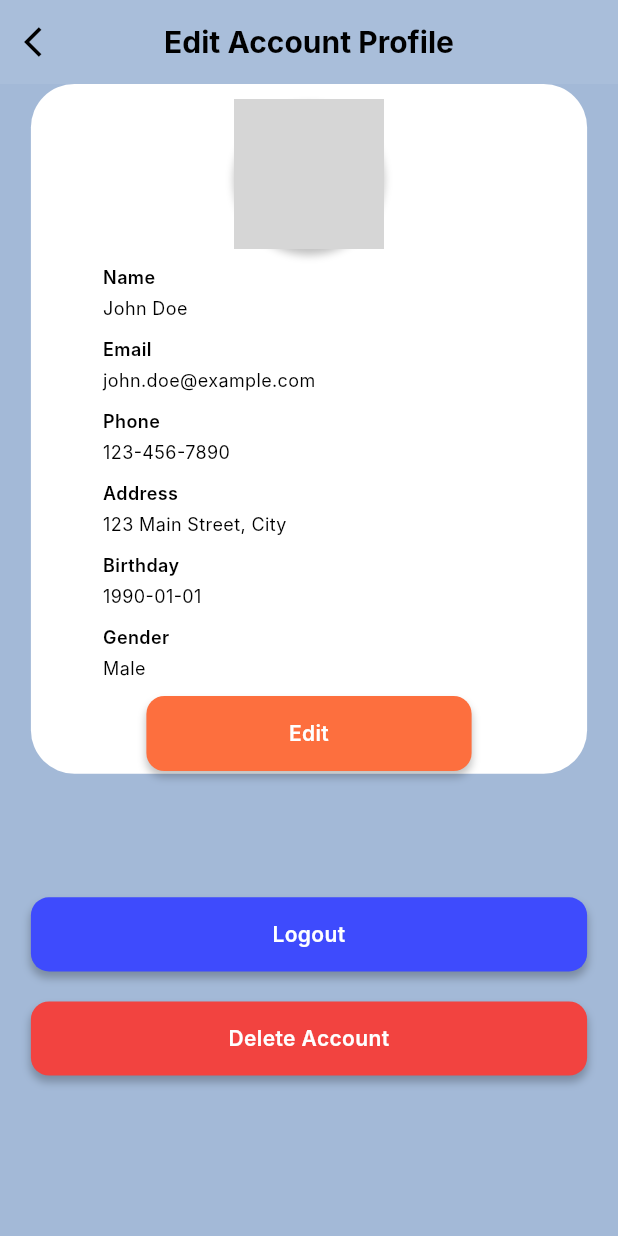
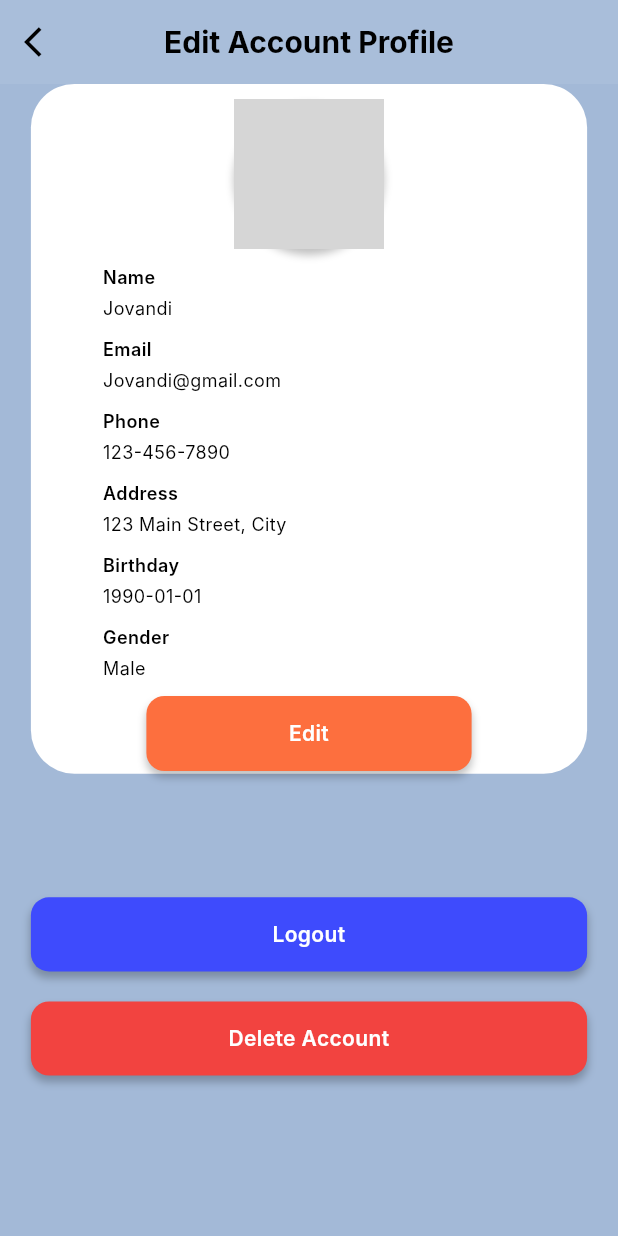
Before and after one commit to MrJov100/marketplace_kelompok4, a Flutter app: the Profile screen opened directly, on a phone screen of 412 x 824 dp. Run offline on Flutter 3.47's test engine with Material 3 defaults, Android fonts, the light colour scheme and no system bars; our stand-ins replace curved_navigation_bar; network calls fail; Roboto replaces fonts that are missing (Inter); grey boxes are pictures that could not be loaded.

Commit message:
change name

```diff
--- a/lib/pages/profile.dart
+++ b/lib/pages/profile.dart
@@ -9,8 +9,8 @@ class Profile extends StatefulWidget {
 }
 
 class _ProfileState extends State<Profile> {
-  final String name = 'John Doe';
-  final String email = 'john.doe@example.com';
+  final String name = 'Jovandi';
+  final String email = 'Jovandi@gmail.com';
   final String phone = '123-456-7890';
   final String address = '123 Main Street, City';
   final String birthday = '1990-01-01';
```
